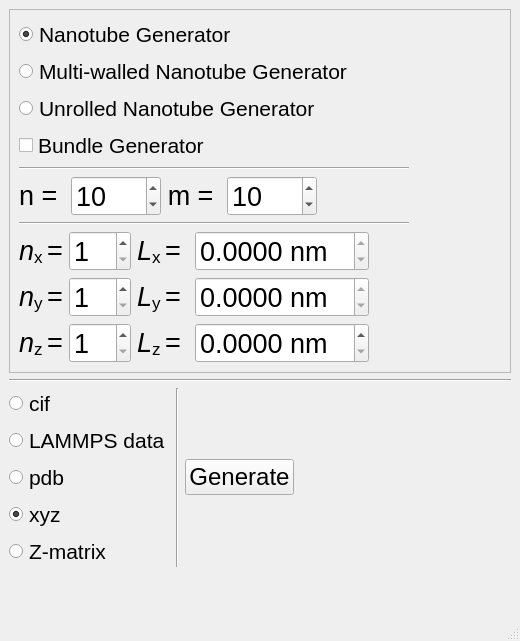
scikit-nano/scikit-nano, file sknano/nanogen_gui/nanogen_1.ui: the form before one commit.
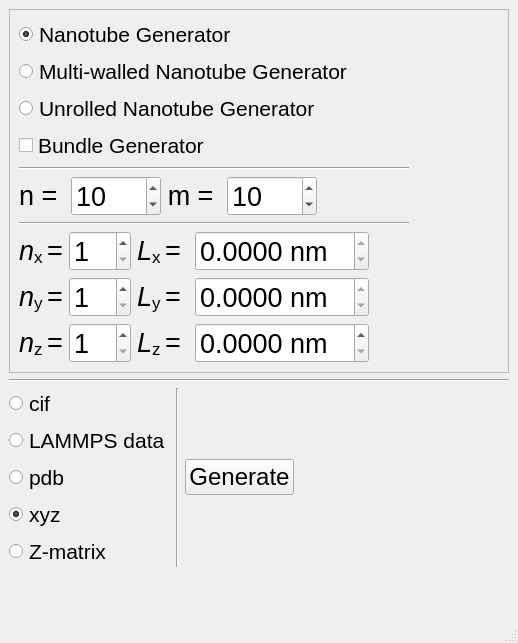
The form after the commit.

Diff of the .ui file:
```diff
--- a/sknano/nanogen_gui/nanogen_1.ui
+++ b/sknano/nanogen_gui/nanogen_1.ui
@@ -6,8 +6,8 @@
    <rect>
     <x>0</x>
     <y>0</y>
-    <width>520</width>
-    <height>641</height>
+    <width>518</width>
+    <height>643</height>
    </rect>
   </property>
   <property name="font">
@@ -22,8 +22,6 @@
   <widget class="QWidget" name="centralwidget">
    <layout class="QVBoxLayout" name="verticalLayout_13">
     <item>
-     <layout class="QVBoxLayout" name="verticalLayout_12">
-      <item>
        <widget class="QStackedWidget" name="nanogen_stackedWidget">
         <property name="minimumSize">
          <size>
@@ -40,10 +38,21 @@
         <property name="frameShape">
          <enum>QFrame::StyledPanel</enum>
         </property>
+      <property name="frameShadow">
+       <enum>QFrame::Plain</enum>
+      </property>
+      <property name="lineWidth">
+       <number>2</number>
+      </property>
+      <property name="midLineWidth">
+       <number>1</number>
+      </property>
         <property name="currentIndex">
          <number>0</number>
         </property>
         <widget class="QWidget" name="nanotube_generators">
+       <layout class="QVBoxLayout" name="verticalLayout_12">
+        <item>
          <layout class="QHBoxLayout" name="horizontalLayout_14">
           <item>
            <layout class="QVBoxLayout" name="verticalLayout_7">
@@ -485,6 +494,8 @@
            </spacer>
           </item>
          </layout>
+        </item>
+       </layout>
         </widget>
         <widget class="QWidget" name="graphene_generators">
          <layout class="QHBoxLayout" name="horizontalLayout_24">
@@ -931,8 +942,6 @@
        </layout>
       </item>
      </layout>
-    </item>
-   </layout>
   </widget>
   <widget class="QStatusBar" name="nanogen_statusBar"/>
  </widget>
```
Left out of the diff: 4 changed lines with no effect on the pictures. Lines whose indentation alone changed are shown as unchanged.
